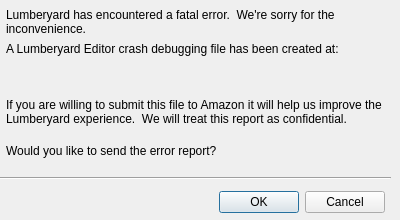
Above: Code/Tools/CrashHandler/Tools/UI/submit_report.ui from o3de/o3de before the change. Below: the same form after it.
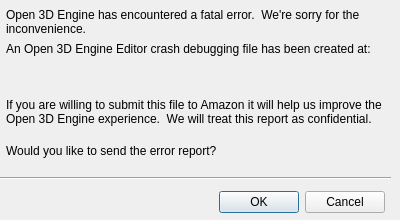
That is the form after the change. Icons and pictures are not drawn.

```diff
--- a/Code/Tools/CrashHandler/Tools/UI/submit_report.ui
+++ b/Code/Tools/CrashHandler/Tools/UI/submit_report.ui
@@ -80,7 +80,7 @@
     </rect>
    </property>
    <property name="text">
-    <string>Lumberyard has encountered a fatal error.  We're sorry for the inconvenience.</string>
+    <string>Open 3D Engine has encountered a fatal error.  We're sorry for the inconvenience.</string>
    </property>
    <property name="wordWrap">
     <bool>true</bool>
@@ -96,7 +96,7 @@
     </rect>
    </property>
    <property name="text">
-    <string>A Lumberyard Editor crash debugging file has been created at:</string>
+    <string>An Open 3D Engine Editor crash debugging file has been created at:</string>
    </property>
    <property name="wordWrap">
     <bool>true</bool>
@@ -134,7 +134,7 @@
     </rect>
    </property>
    <property name="text">
-    <string>If you are willing to submit this file to Amazon it will help us improve the Lumberyard experience.  We will treat this report as confidential.</string>
+    <string>If you are willing to submit this file to Amazon it will help us improve the Open 3D Engine experience.  We will treat this report as confidential.</string>
    </property>
    <property name="wordWrap">
     <bool>true</bool>
```
